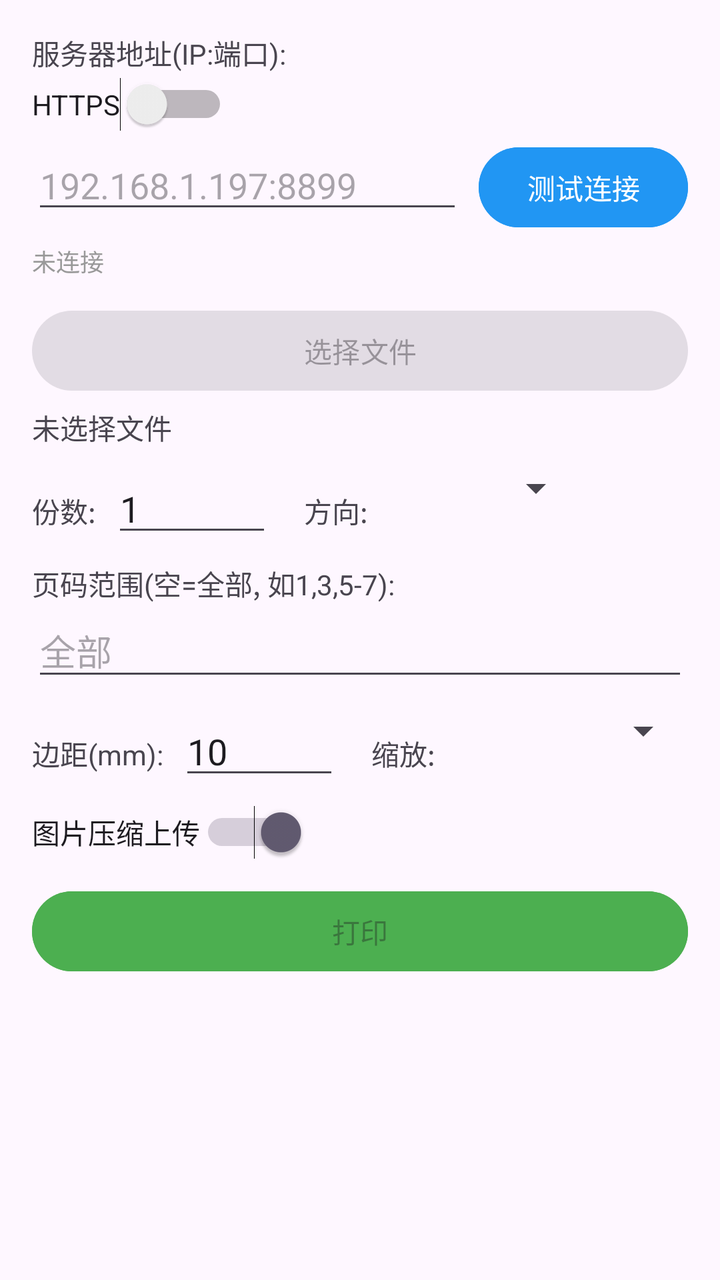
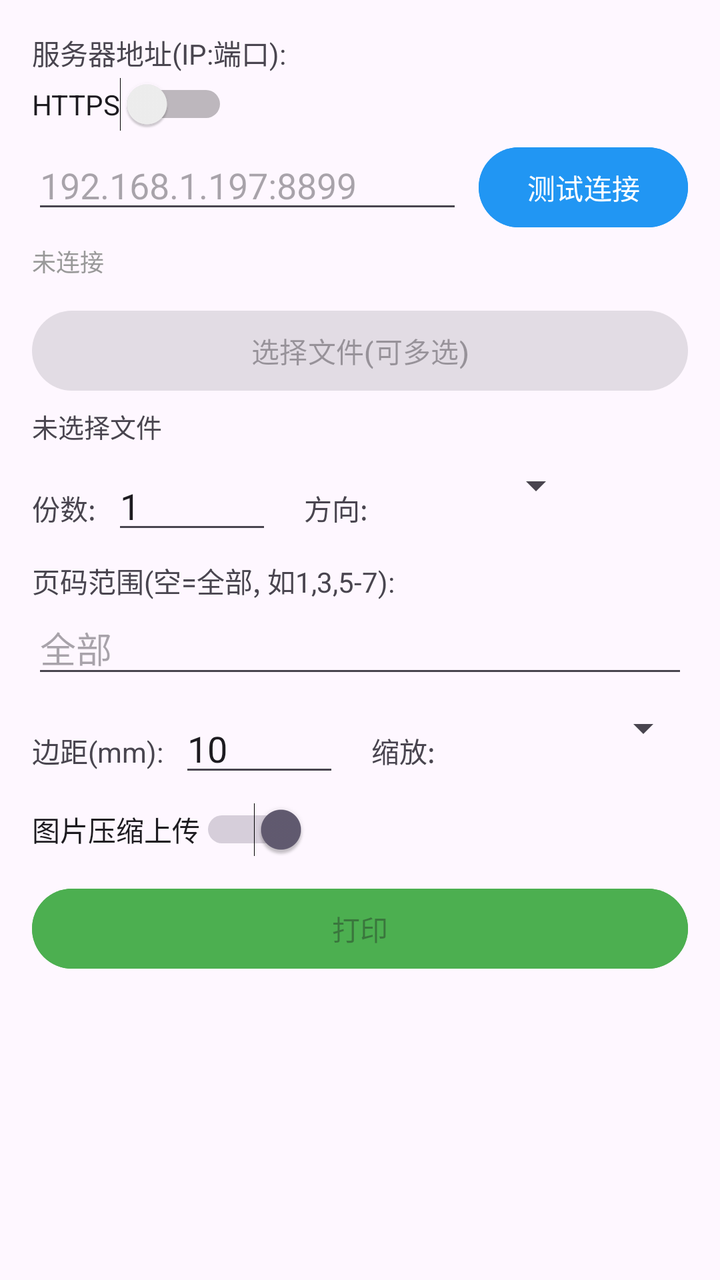

The first picture is an Android layout as it rendered before a commit; the second is the same layout after the commit. The layout source and the unified diff follow.
<!-- AndroidManifest.xml: application theme Theme.Material3.DayNight -->
<!-- res/layout/activity_main.xml -->
<?xml version="1.0" encoding="utf-8"?>
<ScrollView xmlns:android="http://schemas.android.com/apk/res/android"
    android:layout_width="match_parent" android:layout_height="match_parent"
    android:padding="16dp">
    <LinearLayout android:layout_width="match_parent" android:layout_height="wrap_content"
        android:orientation="vertical">

        <TextView android:layout_width="wrap_content" android:layout_height="wrap_content"
            android:text="服务器地址(IP:端口):" android:textSize="14sp"/>
        <Switch android:id="@+id/swHttps" android:layout_width="wrap_content"
            android:layout_height="wrap_content" android:text="HTTPS"
            android:layout_marginTop="2dp"/>
        <LinearLayout android:layout_width="match_parent" android:layout_height="wrap_content"
            android:orientation="horizontal" android:layout_marginTop="4dp">
            <EditText android:id="@+id/etServerAddr" android:layout_width="0dp"
                android:layout_height="wrap_content" android:layout_weight="1"
                android:hint="192.168.1.197:8899" android:inputType="text"/>
            <Button android:id="@+id/btnTestConn" android:layout_width="wrap_content"
                android:layout_height="wrap_content" android:text="测试连接"
                android:layout_marginStart="8dp" android:backgroundTint="#2196F3"/>
        </LinearLayout>
        <TextView android:id="@+id/tvConnStatus" android:layout_width="wrap_content"
            android:layout_height="wrap_content" android:text="未连接" android:textSize="12sp"
            android:textColor="#999" android:layout_marginTop="4dp"/>

        <Button android:id="@+id/btnSelectFile" android:layout_width="match_parent"
            android:layout_height="wrap_content" android:text="选择文件" android:layout_marginTop="12dp"
            android:enabled="false"/>
        <TextView android:id="@+id/tvFileName" android:layout_width="wrap_content"
            android:layout_height="wrap_content" android:text="未选择文件" android:layout_marginTop="4dp"/>

        <LinearLayout android:layout_width="match_parent" android:layout_height="wrap_content"
            android:orientation="horizontal" android:layout_marginTop="8dp">
            <TextView android:layout_width="wrap_content" android:layout_height="wrap_content"
                android:text="份数:" android:layout_marginEnd="8dp"/>
            <EditText android:id="@+id/etCopies" android:layout_width="80dp"
                android:layout_height="wrap_content" android:text="1" android:inputType="number"/>
            <TextView android:layout_width="wrap_content" android:layout_height="wrap_content"
                android:text="方向:" android:layout_marginStart="16dp" android:layout_marginEnd="8dp"/>
            <Spinner android:id="@+id/spOrientation" android:layout_width="100dp"
                android:layout_height="wrap_content"/>
        </LinearLayout>

        <TextView android:layout_width="wrap_content" android:layout_height="wrap_content"
            android:text="页码范围(空=全部, 如1,3,5-7):" android:layout_marginTop="8dp"/>
        <EditText android:id="@+id/etPageRange" android:layout_width="match_parent"
            android:layout_height="wrap_content" android:hint="全部" android:inputType="text"/>

        <LinearLayout android:layout_width="match_parent" android:layout_height="wrap_content"
            android:orientation="horizontal" android:layout_marginTop="8dp">
            <TextView android:layout_width="wrap_content" android:layout_height="wrap_content"
                android:text="边距(mm):" android:layout_marginEnd="8dp"/>
            <EditText android:id="@+id/etMargin" android:layout_width="80dp"
                android:layout_height="wrap_content" android:text="10" android:inputType="number"/>
            <TextView android:layout_width="wrap_content" android:layout_height="wrap_content"
                android:text="缩放:" android:layout_marginStart="16dp" android:layout_marginEnd="8dp"/>
            <Spinner android:id="@+id/spScaleMode" android:layout_width="120dp"
                android:layout_height="wrap_content"/>
        </LinearLayout>

        <Switch android:id="@+id/swCompress" android:layout_width="wrap_content"
            android:layout_height="wrap_content" android:text="图片压缩上传"
            android:checked="true" android:layout_marginTop="8dp"/>

        <Button android:id="@+id/btnPrint" android:layout_width="match_parent"
            android:layout_height="wrap_content" android:text="打印"
            android:layout_marginTop="12dp" android:backgroundTint="#4CAF50"
            android:enabled="false"/>

        <TextView android:id="@+id/tvStatus" android:layout_width="wrap_content"
            android:layout_height="wrap_content" android:text="" android:layout_marginTop="8dp"
            android:textSize="14sp"/>
    </LinearLayout>
</ScrollView>
<!-- resources referenced by this layout -->
<resources>

</resources>

<!-- the commit's change to res/layout/activity_main.xml (unified diff, before → after) -->
@@ -24,10 +24,11 @@
             android:textColor="#999" android:layout_marginTop="4dp"/>
 
         <Button android:id="@+id/btnSelectFile" android:layout_width="match_parent"
-            android:layout_height="wrap_content" android:text="选择文件" android:layout_marginTop="12dp"
+            android:layout_height="wrap_content" android:text="选择文件(可多选)" android:layout_marginTop="12dp"
             android:enabled="false"/>
-        <TextView android:id="@+id/tvFileName" android:layout_width="wrap_content"
-            android:layout_height="wrap_content" android:text="未选择文件" android:layout_marginTop="4dp"/>
+        <TextView android:id="@+id/tvFileName" android:layout_width="match_parent"
+            android:layout_height="wrap_content" android:text="未选择文件" android:layout_marginTop="4dp"
+            android:maxLines="6" android:scrollbars="vertical" android:textSize="13sp"/>
 
         <LinearLayout android:layout_width="match_parent" android:layout_height="wrap_content"
             android:orientation="horizontal" android:layout_marginTop="8dp">
@@ -67,8 +68,8 @@
             android:layout_marginTop="12dp" android:backgroundTint="#4CAF50"
             android:enabled="false"/>
 
-        <TextView android:id="@+id/tvStatus" android:layout_width="wrap_content"
+        <TextView android:id="@+id/tvStatus" android:layout_width="match_parent"
             android:layout_height="wrap_content" android:text="" android:layout_marginTop="8dp"
-            android:textSize="14sp"/>
+            android:maxLines="8" android:scrollbars="vertical" android:textSize="14sp"/>
     </LinearLayout>
 </ScrollView>
